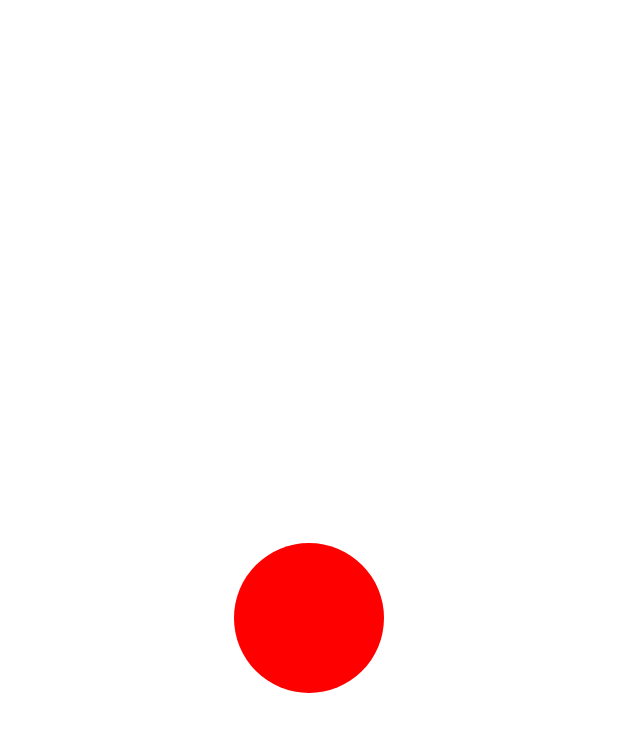
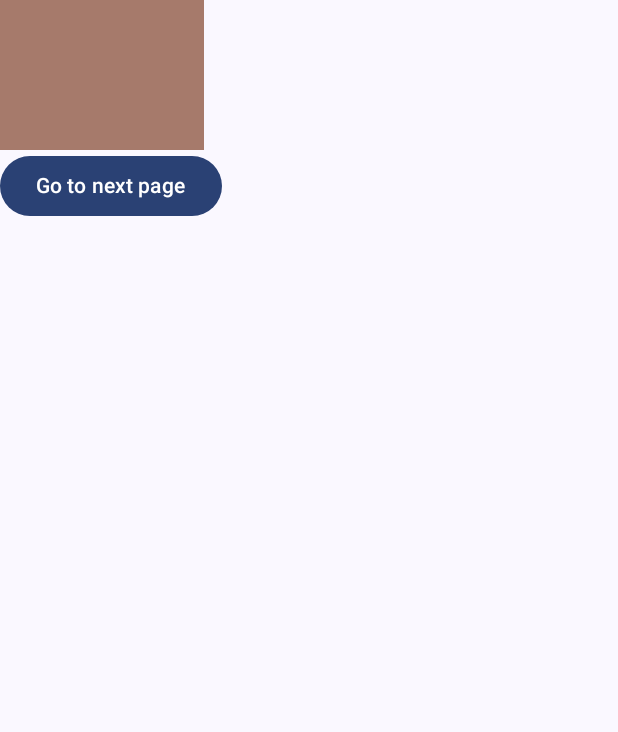
Before and after one commit to AwaisIslam/ComposeHotelUI, an Android app built with Jetpack Compose: the screen it shows after launch (MainActivity), on a phone screen of 412 x 824 dp. Shown: the top 732 px of the screen. Run offline under Robolectric (Android 15) with nearby library versions, the phone set to English and light mode, and no system bars.

Commit message:
Advanced Layouts, Measurements & Advanced Modifiers:SubCompose Custom Layouts

```diff
--- a/app/src/main/java/com/ak/composehotelui/MainActivity.kt
+++ b/app/src/main/java/com/ak/composehotelui/MainActivity.kt
@@ -4,15 +4,29 @@ import android.os.Bundle
 import androidx.activity.ComponentActivity
 import androidx.activity.compose.setContent
 import androidx.activity.enableEdgeToEdge
+import androidx.compose.foundation.background
+import androidx.compose.foundation.layout.Box
+import androidx.compose.foundation.layout.Column
 import androidx.compose.foundation.layout.fillMaxSize
+import androidx.compose.foundation.layout.height
 import androidx.compose.foundation.layout.padding
+import androidx.compose.foundation.layout.width
+import androidx.compose.material3.Button
 import androidx.compose.material3.Scaffold
+import androidx.compose.material3.Text
 import androidx.compose.runtime.Composable
+import androidx.compose.runtime.getValue
+import androidx.compose.runtime.mutableIntStateOf
+import androidx.compose.runtime.remember
+import androidx.compose.runtime.setValue
 import androidx.compose.ui.Modifier
+import androidx.compose.ui.graphics.Color
 import androidx.compose.ui.tooling.preview.Preview
+import androidx.compose.ui.unit.dp
+import com.ak.composehotelui.advanced_layouts.SubComposePagedRow
 import com.ak.composehotelui.checkbox.TodoScreenRoot
-import com.ak.composehotelui.dragable.DraggableModifiers
 import com.ak.composehotelui.ui.theme.ComposeHotelUITheme
+import kotlin.random.Random
 
 class MainActivity : ComponentActivity() {
     override fun onCreate(savedInstanceState: Bundle?) {
@@ -27,7 +41,33 @@ class MainActivity : ComponentActivity() {
                     //NumberGuessScreenRoot(modifier = Modifier.padding(innerPadding))
                     //TodoScreenRoot(modifier = Modifier.padding(innerPadding))
                     //FocusManagement(modifier = Modifier.padding(innerPadding))
-                    DraggableModifiers(modifier = Modifier.padding(innerPadding))
+                    //DraggableModifiers(modifier = Modifier.padding(innerPadding))
+                    Column(
+                        modifier = Modifier.padding(innerPadding)
+                    ) {
+                        var page by remember {
+                            mutableIntStateOf(0)
+                        }
+                        SubComposePagedRow(
+                            page
+                        ) {
+                            (1..1000).forEach { _ ->
+                                Box(
+                                    Modifier
+                                        .width(Random.nextInt(300).dp)
+                                        .height(100.dp)
+                                        .background(Color(Random.nextInt()))
+                                )
+                            }
+                        }
+                        Button(
+                            onClick = {page++}
+                        ) {
+                            Text(
+                                text = "Go to next page"
+                            )
+                        }
+                    }
                 }
             }
         }
--- a/app/src/main/java/com/ak/composehotelui/advanced_layouts/CustomLayouts.kt
+++ b/app/src/main/java/com/ak/composehotelui/advanced_layouts/CustomLayouts.kt
@@ -9,12 +9,18 @@ import androidx.compose.ui.Modifier
 import androidx.compose.ui.graphics.Color
 import androidx.compose.ui.layout.Layout
 import androidx.compose.ui.layout.Placeable
+import androidx.compose.ui.layout.SubcomposeLayout
 import androidx.compose.ui.tooling.preview.Preview
 import androidx.compose.ui.unit.dp
 import androidx.compose.ui.util.fastForEach
 import androidx.compose.ui.util.fastMaxOfOrNull
 import com.ak.composehotelui.ui.theme.ComposeHotelUITheme
 
+// For Layout
+// Measure Children -> Measure the layout itself -> Place children
+
+// Sub Comopse layout
+// Measure Children -> subcompose-> Measure the layout itself -> Place children
 @Composable
 fun PagedRow(
     page:Int,
@@ -60,14 +66,65 @@ fun PagedRow(
     }
 }
 
+@Composable
+fun SubComposePagedRow(
+    page:Int,
+    modifier: Modifier = Modifier,
+    content: @Composable () -> Unit
+) {
+    SubcomposeLayout(
+        modifier = modifier
+    ){constraints->
+        val pages = mutableListOf<List<Placeable>>()
+        var currentPage = mutableListOf<Placeable>()
+        var currentPageWidth = 0
+
+        val measurables = subcompose("content",content)
+
+
+        var i = 0
+        for (measureable in measurables) {
+            val placeable = measureable.measure(constraints)
+            i++
+            if (currentPageWidth + placeable.width > constraints.maxWidth){
+                if (pages.size == page){
+                    break
+                }
+                pages.add(currentPage)
+                currentPage = mutableListOf()
+                currentPageWidth = 0
+            }
+            currentPage.add(placeable)
+            currentPageWidth += placeable.width
+        }
+
+        println("we measured $i composables")
+
+        if (currentPage.isNotEmpty()){
+            pages.add(currentPage)
+        }
+
+        val pageItems = pages.getOrNull(page)?: emptyList()
+        val maxHeight = pageItems.fastMaxOfOrNull { it.height } ?: 0
+
+        layout(constraints.maxWidth,maxHeight){
+            var xOffset = 0
+            pageItems.fastForEach { placeable->
+                placeable.place(xOffset,0)
+                xOffset += placeable.width
+            }
+        }
+    }
+}
+
 @Preview(
     showBackground = false
 )
 @Composable
 private fun CustomLayoutsPreview() {
     ComposeHotelUITheme {
-        PagedRow(
-            1
+        SubComposePagedRow(
+            0
         ){
             Box(
                 Modifier.width(300.dp)
```
